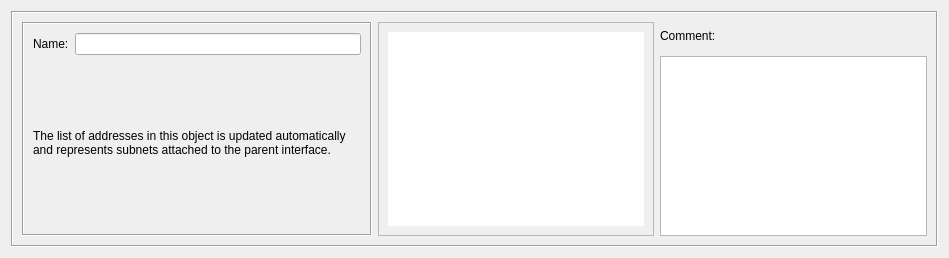
fwbuilder/fwbuilder, file src/libgui/attachednetworksdialog_q.ui: the form before one commit.
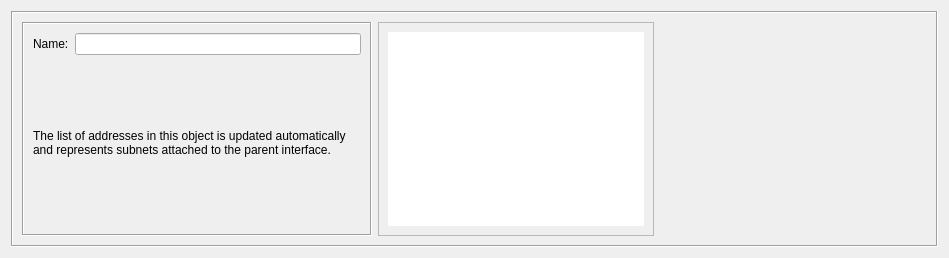
The form after the commit. Custom widgets are drawn as their Qt base class.

Commit message:
Manually merged keyword management/filtering code from fortress. All dialogs modified to include custom keyword/comment widget.
Also added first cut at 'dynamic group' implementation.

```diff
--- a/src/libgui/attachednetworksdialog_q.ui
+++ b/src/libgui/attachednetworksdialog_q.ui
@@ -156,38 +156,13 @@
        </widget>
       </item>
       <item row="0" column="2">
-       <widget class="QLabel" name="textLabel2">
-        <property name="text">
-         <string>Comment:</string>
-        </property>
-        <property name="wordWrap">
-         <bool>false</bool>
-        </property>
-       </widget>
-      </item>
-      <item row="1" column="2">
-       <widget class="TextEditWidget" name="comment">
+       <widget class="CommentKeywords" name="commentKeywords" native="true">
         <property name="sizePolicy">
          <sizepolicy hsizetype="Expanding" vsizetype="Expanding">
           <horstretch>0</horstretch>
           <verstretch>0</verstretch>
          </sizepolicy>
         </property>
-        <property name="minimumSize">
-         <size>
-          <width>200</width>
-          <height>0</height>
-         </size>
-        </property>
-        <property name="maximumSize">
-         <size>
-          <width>16777215</width>
-          <height>180</height>
-         </size>
-        </property>
-        <property name="tabChangesFocus">
-         <bool>true</bool>
-        </property>
        </widget>
       </item>
      </layout>
@@ -197,9 +172,10 @@
  </widget>
  <customwidgets>
   <customwidget>
-   <class>TextEditWidget</class>
-   <extends>QTextEdit</extends>
-   <header>TextEditWidget.h</header>
+   <class>CommentKeywords</class>
+   <extends>QWidget</extends>
+   <header>CommentKeywords.h</header>
+   <container>1</container>
   </customwidget>
  </customwidgets>
  <tabstops>
```
Left out of the diff: 21 changed lines with no effect on the pictures. The commit also changes 87 other files.
